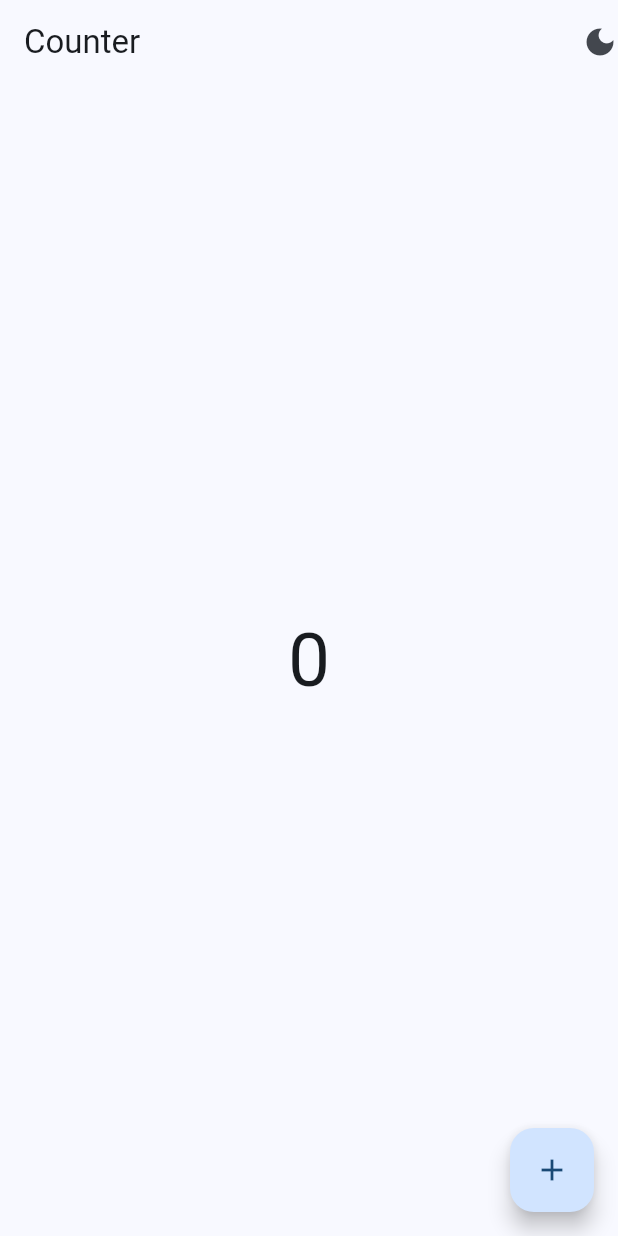
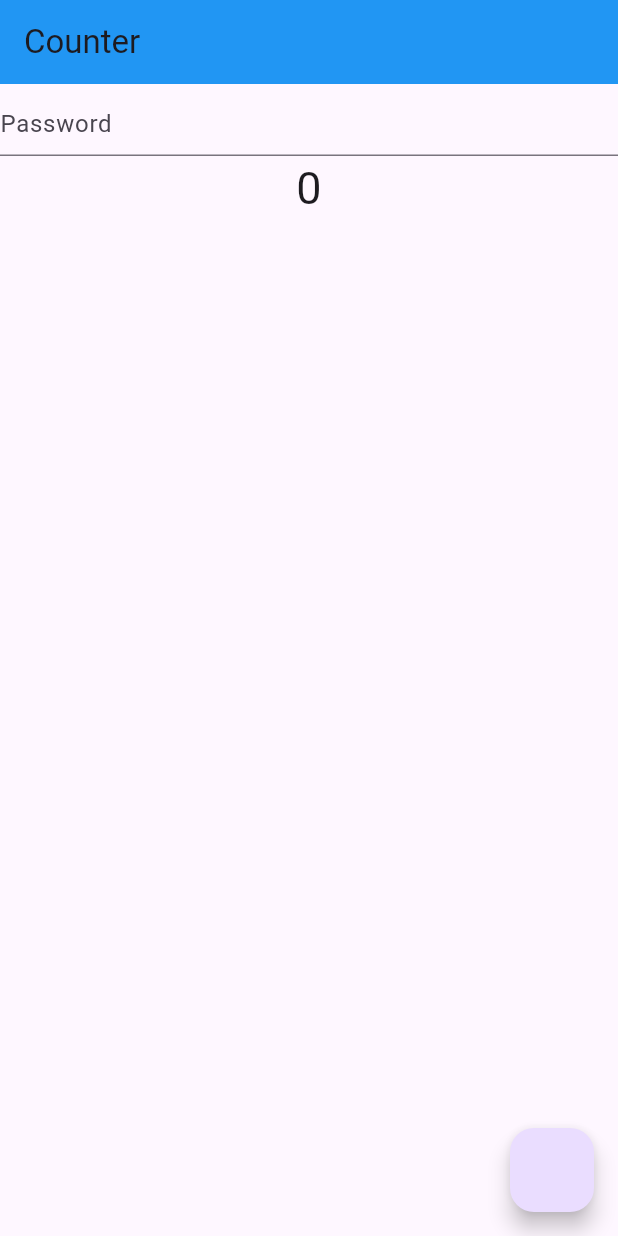
Before and after one commit to 9xRahul/provider_mastering, a Flutter app: the screen it shows after launch, on a phone screen of 412 x 824 dp. Run offline on Flutter 3.47's test engine with Material 3 defaults, Android fonts, the phone set to English and light mode, and no system bars.

Commit message:
made state changed in stateless class

```diff
--- a/lib/main.dart
+++ b/lib/main.dart
@@ -5,6 +5,7 @@ import 'package:provider_mastering/provider/fav_provider.dart';
 import 'package:provider_mastering/provider/slider_provider.dart';
 import 'package:provider_mastering/provider/theme_change.dart';
 import 'package:provider_mastering/screens/counter.dart';
+import 'package:provider_mastering/screens/counter_stateless.dart';
 import 'package:provider_mastering/screens/dart_theme.dart';
 import 'package:provider_mastering/screens/favourite/item_list_screen.dart';
 import 'package:provider_mastering/screens/slider_screen.dart';
@@ -35,10 +36,13 @@ class MyApp extends StatelessWidget {
             themeMode: themeChanger.themeMode,
             theme: ThemeData(
               brightness: Brightness.light,
-              colorScheme: .fromSeed(seedColor: Colors.blue),
+              appBarTheme: AppBarTheme(color: Colors.blue),
             ),
-            darkTheme: ThemeData(brightness: Brightness.dark),
-            home: const Counter(),
+            darkTheme: ThemeData(
+              brightness: Brightness.dark,
+              appBarTheme: AppBarTheme(color: Colors.red),
+            ),
+            home: const CounterStateless(),
           );
         },
       ),
--- /dev/null
+++ b/lib/screens/counter_stateless.dart
@@ -0,0 +1,58 @@
+import 'package:flutter/material.dart';
+
+class CounterStateless extends StatelessWidget {
+  const CounterStateless({super.key});
+
+  @override
+  Widget build(BuildContext context) {
+    ValueNotifier<int> _counter = ValueNotifier<int>(0);
+    ValueNotifier<bool> _isObscure = ValueNotifier<bool>(true);
+    return Scaffold(
+      appBar: AppBar(title: Text("Counter")),
+      body: Column(
+        children: [
+          ValueListenableBuilder(
+            valueListenable: _isObscure,
+            builder: (context, value, child) {
+              return TextFormField(
+                decoration: InputDecoration(
+                  hintText: "Password",
+                  suffix: InkWell(
+                    onTap: () {
+                      if (_isObscure.value) {
+                        _isObscure.value = false;
+                      } else {
+                        _isObscure.value = true;
+                      }
+                    },
+                    child: Icon(
+                      _isObscure.value
+                          ? Icons.visibility_off
+                          : Icons.visibility,
+                    ),
+                  ),
+                ),
+                obscureText: _isObscure.value,
+              );
+            },
+          ),
+
+          ValueListenableBuilder(
+            valueListenable: _counter,
+            builder: (context, value, child) {
+              return Text(
+                _counter.value.toString(),
+                style: TextStyle(fontSize: 30),
+              );
+            },
+          ),
+        ],
+      ),
+      floatingActionButton: FloatingActionButton(
+        onPressed: () {
+          _counter.value++;
+        },
+      ),
+    );
+  }
+}
```
